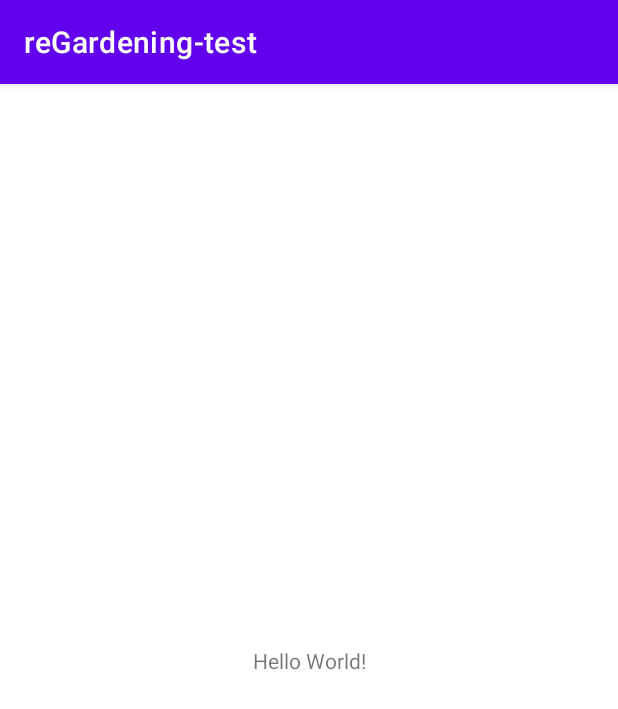
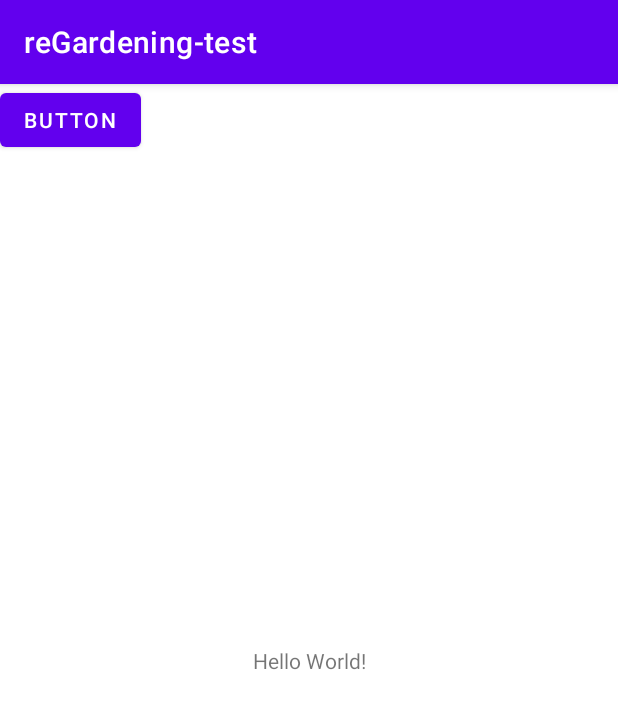
Before and after one commit to YRim99/reGardening-test, an Android app: the screen it shows after launch (MainActivity), on a phone screen of 412 x 824 dp. Shown: the top 709 px of the screen. Run offline under Robolectric (Android 15) with nearby library versions, the phone set to English and light mode, and no system bars.

Commit message:
버튼 추가

```diff
--- a/app/src/main/res/layout/activity_main.xml
+++ b/app/src/main/res/layout/activity_main.xml
@@ -15,4 +15,12 @@
         app:layout_constraintRight_toRightOf="parent"
         app:layout_constraintTop_toTopOf="parent" />
 
+    <Button
+        android:id="@+id/button"
+        android:layout_width="wrap_content"
+        android:layout_height="wrap_content"
+        android:text="Button"
+        tools:layout_editor_absoluteX="158dp"
+        tools:layout_editor_absoluteY="341dp" />
+
 </androidx.constraintlayout.widget.ConstraintLayout>
```
